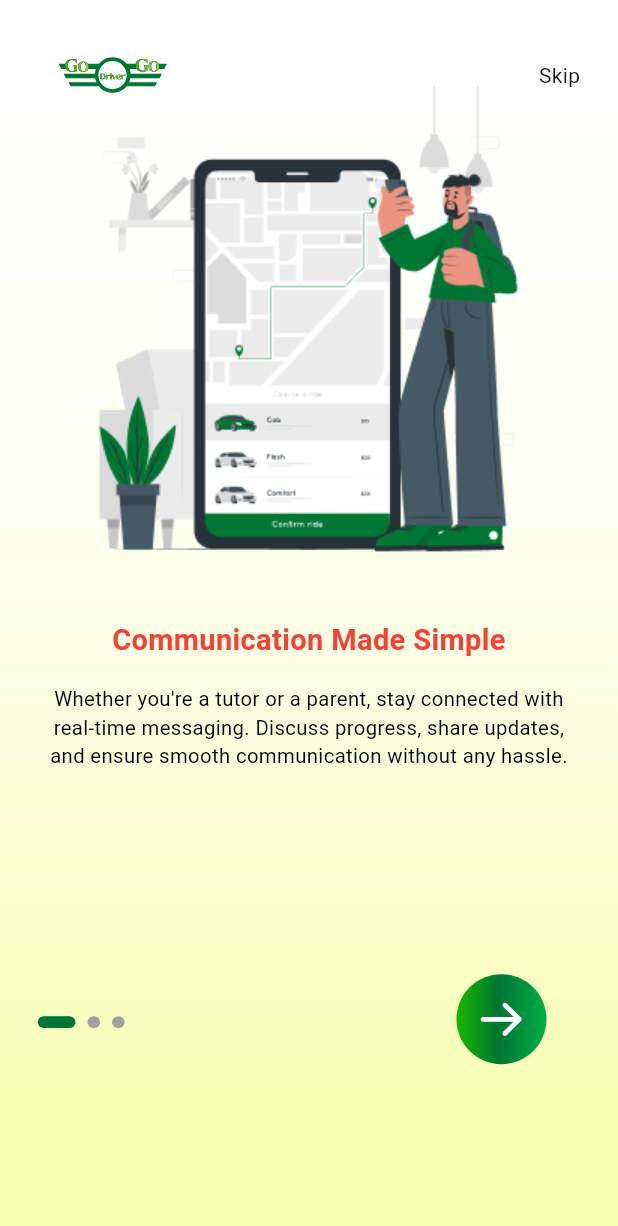
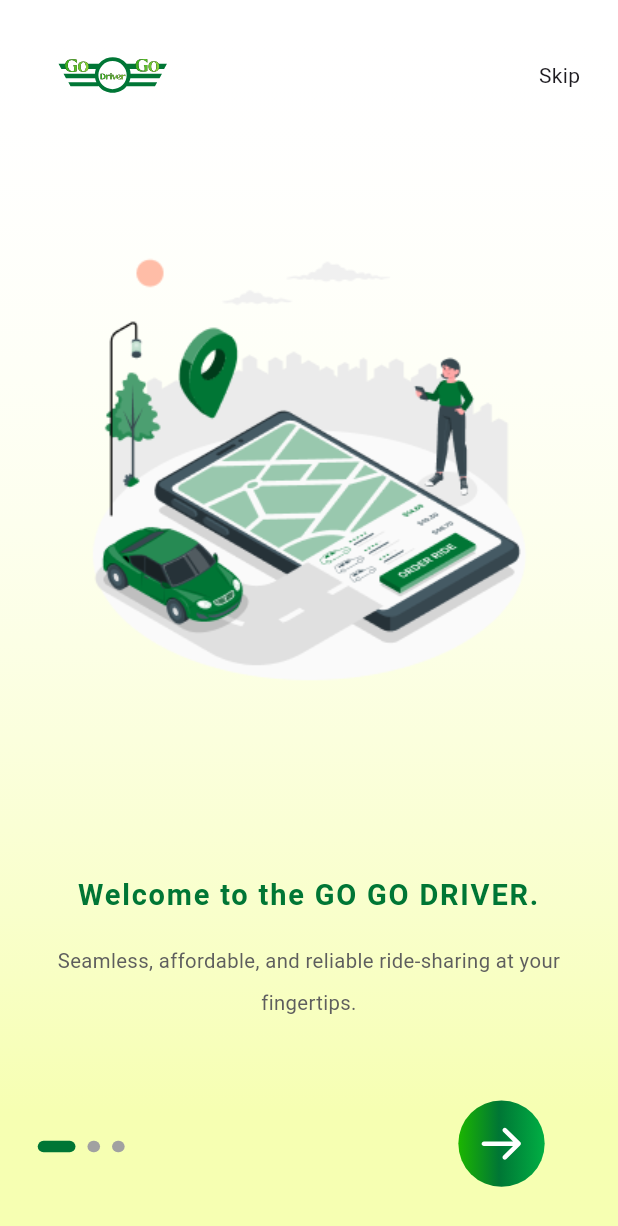
Before and after one commit to csemobin/ricardo, a Flutter app: the screen it shows after launch, after a tap on "Skip", on a phone screen of 412 x 824 dp. Shown: the top 1226 px of the screen. Run offline on Flutter 3.47's test engine with Material 3 defaults, Android fonts, the phone set to English and light mode, and no system bars; drawn by our look-alikes of smooth_page_indicator; our stand-ins replace flutter_screenutil, flutter_spinkit, flutter_svg, fluttertoast, get, image_picker and 2 more; Roboto replaces fonts that are missing (Intel).

Commit message:
Splash Screen and On Board Screen Done

```diff
--- a/lib/app/helpers/helper_data.dart
+++ b/lib/app/helpers/helper_data.dart
@@ -6,19 +6,19 @@ class HelperData {
 
   static final List<Map<String, dynamic>> onboardingData = [
     {
-      "image": Assets.images.firstonbaordimage.path,
-      "title": "Communication Made Simple",
-      "subtitle": "Whether you're a tutor or a parent, stay connected with real-time messaging. Discuss progress, share updates, and ensure smooth communication without any hassle."
+      "image": Assets.images.secondonbaordimagePng.path,
+      "title": "Welcome to the GO GO DRIVER.",
+      "subtitle": "Seamless, affordable, and reliable ride-sharing at your fingertips."
     },
     {
-      "image": Assets.images.secondonbaordimagePng.path,
-      "title": "Stay Organized and In Control",
-      "subtitle": "Access your schedules, messages, and resources easily. Keep everything you need in one place, and stay on top of tasks with just a few taps."
+      "image": Assets.images.onboardone.path,
+      "title": "Safe and Secure Journeys.",
+      "subtitle": "Your safety is our top priority. Every ride is monitored for your peace of mind."
     },
     {
       "image": Assets.images.thirdonbaordimagePng.path,
-      "title": "Share and Access Resources",
-      "subtitle": "Easily share important documents, educational materials, and updates. Both tutors and parents can access and manage resources quickly, keeping the learning process seamless."
+      "title": "Easy and Convenient Booking.",
+      "subtitle": "Book your ride in just a few taps. Quick, easy, and hassle-free."
     },
   ];
 
--- a/lib/app/utils/app_colors.dart
+++ b/lib/app/utils/app_colors.dart
@@ -1,8 +1,11 @@
 import 'dart:ui';
 
 class AppColors {
+  static const Color primaryColor = Color(0xff007635);
+  static const Color secondaryTextColor = Color(0Xff5E5E5E);
+
+
   static const Color bgColor = Color(0xffF3EFEF);
-  static const Color primaryColor = Color(0xffEFBF04);
   static const Color secondaryColor = Color(0xff305CDE);
   static const Color blue1 = Color(0xff59B5F7);
   static const Color grayShade100 = Color(0xffC0C0C0);
--- a/lib/feature/view/splash_screen/on_board_screen.dart
+++ b/lib/feature/view/splash_screen/on_board_screen.dart
@@ -2,6 +2,7 @@ import 'package:flutter/material.dart';
 import 'package:flutter_screenutil/flutter_screenutil.dart';
 import 'package:flutter_svg/flutter_svg.dart';
 import 'package:ricardo/app/helpers/helper_data.dart';
+import 'package:ricardo/app/utils/app_colors.dart';
 import 'package:ricardo/gen/assets.gen.dart';
 import 'package:ricardo/widgets/custom_button.dart';
 import 'package:ricardo/widgets/custom_container.dart';
@@ -53,22 +54,11 @@ class _OnBoardScreenState extends State<OnBoardScreen> {
                     children: [
                       SvgPicture.asset(Assets.icons.logo),
                       GestureDetector(
-                        child: const Text('Skip'),
+                        child: Text('Skip'),
                         onTap: () {
-                          print('Maruf ===============> 58');
-                          final lastIndex = HelperData.onboardingData.length - 1;
-                          _pageController.animateToPage(
-                            lastIndex,
-                            duration: const Duration(milliseconds: 300),
-                            curve: Curves.easeInOut,
-                          );
-
-                          setState(() {
-                            currentIndex = lastIndex;
-                            print('Clicked');
-                          });
+                          print('Skippppp');
                         },
-                      ),
+                      )
                     ],
                   ),
                 ),
@@ -86,11 +76,13 @@ class _OnBoardScreenState extends State<OnBoardScreen> {
                   final data = HelperData.onboardingData[index];
                   return Column(
                     children: [
-                      SizedBox(height: 44.h),
+                      Spacer(),
+                      Spacer(),
                       Image.asset(
                         data['image'],
                         fit: BoxFit.cover,
                       ),
+                      Spacer(),
                       CustomText(
                         right: 24.w,
                         left: 24.w,
@@ -98,24 +90,32 @@ class _OnBoardScreenState extends State<OnBoardScreen> {
                         text: data['title'],
                         fontSize: 20.sp,
                         fontWeight: FontWeight.w600,
-                          color: Colors.red),
+                        color: AppColors.primaryColor,
+                        letterSpacing: 1.2,
+                      ),
                       CustomText(
                         right: 30.w,
                         left: 30.w,
                         top: 16.h,
-                          text: data['subtitle']),
+                        text: data['subtitle'],
+                        fontSize: 14.sp,
+                        textHeight: 2.1,
+                        color: AppColors.secondaryTextColor,
+                      ),
+                      Spacer(),
+                      Spacer(),
                     ],
                   );
                 },
               ),
               Positioned(
-                bottom: 44.h,
+                bottom: 10.h,
                 left: 24.w,
                 right: 24.w,
                 child: SafeArea(
                     top: false,
                     child: SizedBox(
-                      height: 200,
+                      height: 100,
                       width: double.maxFinite,
                       child: Row(
                         mainAxisAlignment: MainAxisAlignment.spaceBetween,
@@ -155,14 +155,15 @@ class _OnBoardScreenState extends State<OnBoardScreen> {
                               child: Ink(
                                 decoration: BoxDecoration(
                                   color: Colors.red,
-                                  borderRadius: BorderRadius.all(Radius.circular(100.r)),
+                                  borderRadius:
+                                      BorderRadius.all(Radius.circular(100.r)),
                                 ),
                                 child: Container(
                                   alignment: Alignment.center,
                                   decoration: BoxDecoration(
                                       color: Color(0Xff007635),
-                                    borderRadius: BorderRadius.circular(30.r)
-                                  ),
+                                      borderRadius:
+                                          BorderRadius.circular(30.r)),
                                   child: Row(
                                     mainAxisAlignment: MainAxisAlignment.center,
                                     children: [
--- a/lib/feature/view/splash_screen/splash_screen.dart
+++ b/lib/feature/view/splash_screen/splash_screen.dart
@@ -1,4 +1,6 @@
 import 'package:flutter/material.dart';
+import 'package:flutter_screenutil/flutter_screenutil.dart';
+import 'package:flutter_svg/flutter_svg.dart';
 import 'package:get/get.dart';
 import 'package:ricardo/feature/view/splash_screen/on_board_screen.dart';
 import 'package:ricardo/gen/assets.gen.dart';
@@ -60,13 +62,24 @@ class _SplashScreenState extends State<SplashScreen>
   Widget build(BuildContext context) {
     return Scaffold(
       backgroundColor: Colors.white.withAlpha(128),
-      body: FadeTransition(
-        opacity: _fadeAnimation,
-        child: Assets.images.splashScreenBackground.image(
-          fit: BoxFit.cover,
-          width: double.infinity,
-          height: double.infinity,
-        ),
+      body: Stack(
+        children: [
+          FadeTransition(
+            opacity: _fadeAnimation,
+            child: Assets.images.splashBackground.image(
+              fit: BoxFit.cover,
+              width: double.infinity,
+              height: double.infinity,
+            ),
+          ),
+          Center(
+            child: SvgPicture.asset(
+              Assets.icons.logo,
+              width: 285.w,
+              height: 285.h,
+            ),
+          )
+        ],
       ),
     );
   }
--- a/lib/gen/assets.gen.dart
+++ b/lib/gen/assets.gen.dart
@@ -11,6 +11,16 @@
 
 import 'package:flutter/widgets.dart';
 
+class $AssetsFontsGen {
+  const $AssetsFontsGen();
+
+  /// File path: assets/fonts/inter_regular.ttf
+  String get interRegular => 'assets/fonts/inter_regular.ttf';
+
+  /// List of all assets
+  List<String> get values => [interRegular];
+}
+
 class $AssetsIconsGen {
   const $AssetsIconsGen();
 
@@ -20,8 +30,12 @@ class $AssetsIconsGen {
   /// File path: assets/icons/logo.svg
   String get logo => 'assets/icons/logo.svg';
 
+  /// File path: assets/icons/sortLogo.png
+  AssetGenImage get sortLogo =>
+      const AssetGenImage('assets/icons/sortLogo.png');
+
   /// List of all assets
-  List<String> get values => [button, logo];
+  List<dynamic> get values => [button, logo, sortLogo];
 }
 
 class $AssetsImagesGen {
@@ -56,6 +70,10 @@ class $AssetsImagesGen {
   AssetGenImage get secondonbaordimagePng =>
       const AssetGenImage('assets/images/secondonbaordimage.png.png');
 
+  /// File path: assets/images/splash_background.jpg
+  AssetGenImage get splashBackground =>
+      const AssetGenImage('assets/images/splash_background.jpg');
+
   /// File path: assets/images/splash_screen_background.jpg
   AssetGenImage get splashScreenBackground =>
       const AssetGenImage('assets/images/splash_screen_background.jpg');
@@ -74,6 +92,7 @@ class $AssetsImagesGen {
         onboardtwo,
         rafiki,
         secondonbaordimagePng,
+        splashBackground,
         splashScreenBackground,
         thirdonbaordimagePng
       ];
@@ -82,6 +101,7 @@ class $AssetsImagesGen {
 class Assets {
   const Assets._();
 
+  static const $AssetsFontsGen fonts = $AssetsFontsGen();
   static const $AssetsIconsGen icons = $AssetsIconsGen();
   static const $AssetsImagesGen images = $AssetsImagesGen();
 }
--- /dev/null
+++ b/lib/gen/fonts.gen.dart
@@ -0,0 +1,16 @@
+// dart format width=80
+/// GENERATED CODE - DO NOT MODIFY BY HAND
+/// *****************************************************
+///  FlutterGen
+/// *****************************************************
+
+// coverage:ignore-file
+// ignore_for_file: type=lint
+// ignore_for_file: deprecated_member_use,directives_ordering,implicit_dynamic_list_literal,unnecessary_import
+
+class FontFamily {
+  FontFamily._();
+
+  /// Font family: Intel
+  static const String intel = 'Intel';
+}
--- a/lib/widgets/custom_text.dart
+++ b/lib/widgets/custom_text.dart
@@ -1,13 +1,13 @@
 import 'package:flutter/material.dart';
 import 'package:flutter_screenutil/flutter_screenutil.dart';
-// import 'package:ricardo/custom_assets/fonts.gen.dart';
+import 'package:ricardo/gen/fonts.gen.dart';
 
 import '../app/utils/app_colors.dart';
 
-
 class CustomText extends StatelessWidget {
-  const CustomText(
-      {super.key,
+  const CustomText({
+    super.key,
+    required this.text,
     this.maxline,
     this.textOverflow,
     this.fontName,
@@ -20,45 +20,61 @@ class CustomText extends StatelessWidget {
     this.textHeight,
     this.fontWeight = FontWeight.w400,
     this.color,
-      required this.text,
-      this.onTap, this.decorationColor, this.decoration});
+    this.onTap,
+    this.decoration,
+    this.decorationColor,
+    this.letterSpacing,
+    this.lineheight,
+  });
+
+  final String text;
+  final int? maxline;
+  final TextOverflow? textOverflow;
+  final String? fontName;
+  final TextAlign textAlign;
 
   final double left;
-  final TextOverflow? textOverflow;
   final double right;
   final double top;
   final double bottom;
+
   final double? fontSize;
+  final double? textHeight;
   final FontWeight fontWeight;
   final Color? color;
-  final Color? decorationColor;
-  final String text;
-  final TextAlign textAlign;
-  final int? maxline;
-  final String? fontName;
-  final double? textHeight;
   final VoidCallback? onTap;
   final TextDecoration? decoration;
+  final Color? decorationColor;
+  final double? letterSpacing;
+  final double? lineheight;
 
   @override
   Widget build(BuildContext context) {
     return GestureDetector(
       onTap: onTap,
+      behavior: HitTestBehavior.translucent,
       child: Padding(
-        padding:
-            EdgeInsets.only(left: left, right: right, top: top, bottom: bottom),
+        padding: EdgeInsets.only(
+          left: left,
+          right: right,
+          top: top,
+          bottom: bottom,
+        ),
         child: Text(
-          textAlign: textAlign,
           text,
           maxLines: maxline,
           overflow: textOverflow,
+          textAlign: textAlign,
           style: TextStyle(
+            fontSize: fontSize ?? 14.sp,
+            height: textHeight,
+            letterSpacing: letterSpacing,
+            fontFamily: fontName ?? FontFamily.intel,
+            fontWeight: fontWeight,
+            color: color ?? AppColors.darkColor,
             decoration: decoration,
             decorationColor: decorationColor,
-              fontSize: fontSize ?? 14.sp,
-              // fontFamily: fontName ?? FontFamily.inter,
-              fontWeight: fontWeight,
-              color: color ?? AppColors.darkColor),
+          ),
         ),
       ),
     );
```
Also changed, not shown: pubspec.yaml (+7 -7 lines), assets/fonts/inter_regular.ttf (added), assets/icons/sortLogo.png (added), assets/images/splash_background.jpg (added), pubspec.lock, 1 other file. Lines whose indentation alone changed are shown as unchanged.
